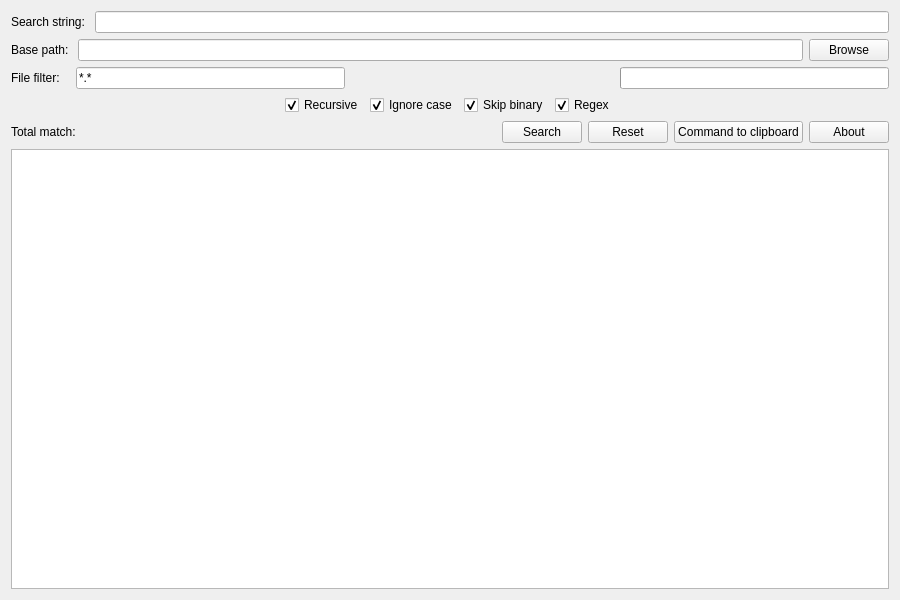
Above: main_form.ui from garawaa/ripgrep-gui before the change. Below: the same form after it.
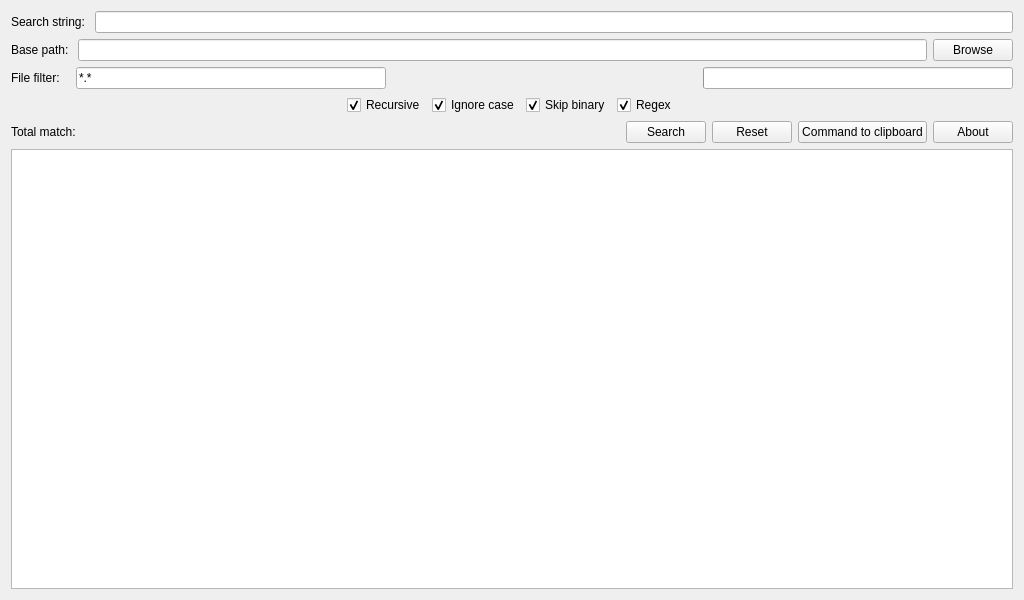
That is the form after the change.

Commit message: Added result table tooltip and other improvement

Diff of the .ui file:
```diff
--- a/main_form.ui
+++ b/main_form.ui
@@ -6,7 +6,7 @@
    <rect>
     <x>0</x>
     <y>0</y>
-    <width>900</width>
+    <width>1024</width>
     <height>600</height>
    </rect>
   </property>
```
The commit also changes 2 other files.
